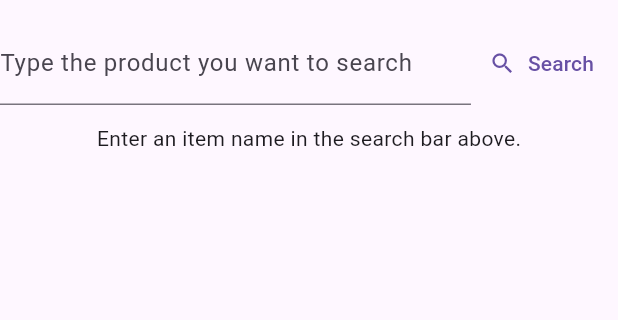
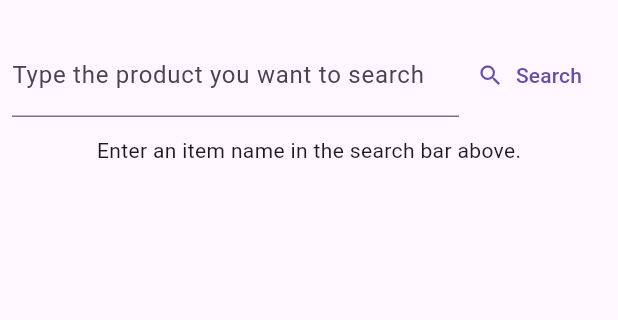
Before and after one commit to sparky0520/quickcom_flutter, a Flutter app: the screen it shows after launch, on a phone screen of 412 x 824 dp, the part 63-383 px from its top. Run offline on Flutter 3.47's test engine with Material 3 defaults, Android fonts, the light colour scheme and no system bars.

Commit message:
sorted by price (low to high)

```diff
--- a/lib/screens/home.dart
+++ b/lib/screens/home.dart
@@ -58,6 +58,10 @@ class _HomeScreenState extends State<HomeScreen> {
           );
         }
       }
+
+      // Sort by price - low to high
+      temp.sort((a, b) => a.price.compareTo(b.price));
+
       setState(() {
         _isLoading = false;
         _products = temp;
@@ -102,7 +106,7 @@ class _HomeScreenState extends State<HomeScreen> {
                           width: 100,
                           height: 100,
                         ),
-                      Text(_products[index].title),
+                      Text(_products[index].title, textAlign: TextAlign.center),
                       Text(_products[index].quantity),
                       Text('₹${_products[index].price.toString()}'),
                     ],
@@ -128,7 +132,9 @@ class _HomeScreenState extends State<HomeScreen> {
 
     return Scaffold(
       appBar: AppBar(title: Text("QuickCom")),
-      body: Column(
+      body: Padding(
+        padding: const EdgeInsets.all(8.0),
+        child: Column(
           spacing: 12,
           children: [
             // Search Bar
@@ -158,6 +164,7 @@ class _HomeScreenState extends State<HomeScreen> {
             content,
           ],
         ),
+      ),
     );
   }
 }
```
Also changed, not shown: lib/widgets/products_grid_item.dart (deleted). Lines whose indentation alone changed are shown as unchanged.
